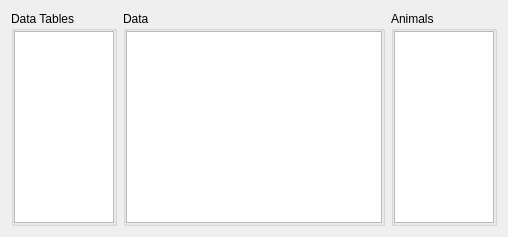
Old version of the form tse_analytics/modules/phenomaster/extensions/grouphousing/views/raw_data/raw_data_widget.ui in the repository TSE-Systems/tse-analytics.
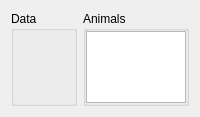
New version of the form.

Diff of the .ui file:
```diff
--- a/tse_analytics/modules/phenomaster/extensions/grouphousing/views/raw_data/raw_data_widget.ui
+++ b/tse_analytics/modules/phenomaster/extensions/grouphousing/views/raw_data/raw_data_widget.ui
@@ -4,34 +4,6 @@
  <class>RawDataWidget</class>
  <widget class="QWidget" name="RawDataWidget">
   <layout class="QHBoxLayout" name="horizontalLayout">
-   <item>
-    <widget class="QGroupBox" name="groupBoxTables">
-     <property name="title">
-      <string>Data Tables</string>
-     </property>
-     <layout class="QVBoxLayout" name="verticalLayout">
-      <property name="leftMargin">
-       <number>0</number>
-      </property>
-      <property name="topMargin">
-       <number>0</number>
-      </property>
-      <property name="rightMargin">
-       <number>0</number>
-      </property>
-      <property name="bottomMargin">
-       <number>0</number>
-      </property>
-      <item>
-       <widget class="QListWidget" name="listWidgetTables">
-        <property name="sizeAdjustPolicy">
-         <enum>QAbstractScrollArea::SizeAdjustPolicy::AdjustToContents</enum>
-        </property>
-       </widget>
-      </item>
-     </layout>
-    </widget>
-   </item>
    <item>
     <widget class="QGroupBox" name="groupBoxData">
      <property name="sizePolicy">
@@ -59,22 +31,6 @@
       <property name="bottomMargin">
        <number>0</number>
       </property>
-      <item>
-       <widget class="QTableView" name="tableView">
-        <property name="selectionMode">
-         <enum>QAbstractItemView::SelectionMode::SingleSelection</enum>
-        </property>
-        <property name="selectionBehavior">
-         <enum>QAbstractItemView::SelectionBehavior::SelectRows</enum>
-        </property>
-        <attribute name="verticalHeaderMinimumSectionSize">
-         <number>20</number>
-        </attribute>
-        <attribute name="verticalHeaderDefaultSectionSize">
-         <number>20</number>
-        </attribute>
-       </widget>
-      </item>
      </layout>
     </widget>
    </item>
```
